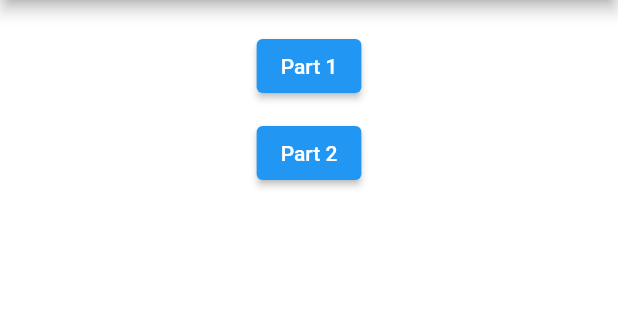
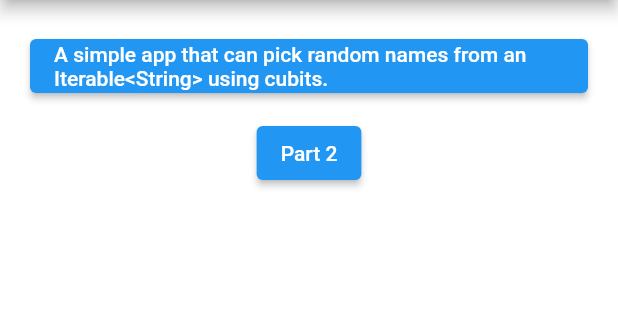
Before and after one commit to waqaralisiyal23/Flutter-Bloc-Learning-App, a Flutter app: the screen it shows after launch, on a phone screen of 412 x 824 dp, the part 84-404 px from its top. Run offline on Flutter 3.47's test engine with Material 2 defaults, Android fonts, the light colour scheme and no system bars; our stand-ins replace flutter_bloc, get.

Commit message:
Pick Random Name using Cubits

```diff
--- /dev/null
+++ b/lib/helpers/custom_extensions.dart
@@ -0,0 +1,5 @@
+import 'dart:math' as math;
+
+extension RandomElement<T> on Iterable<T> {
+  T getRandomElement() => elementAt(math.Random().nextInt(length));
+}
--- a/lib/main.dart
+++ b/lib/main.dart
@@ -1,4 +1,4 @@
-import 'package:bloclearning/codextutorials/codex_home_screen.dart';
+import 'package:bloclearning/vandad11hours/vandad_home_screen.dart';
 import 'package:flutter/material.dart';
 import 'package:get/get.dart';
 
@@ -19,7 +19,8 @@ class MyApp extends StatelessWidget {
         primarySwatch: Colors.blue,
         scaffoldBackgroundColor: Colors.white,
       ),
-      home: const CodexHomeScreen(),
+      // home: const CodexHomeScreen(),
+      home: const VandadHomeScreen(),
     );
   }
 }
--- /dev/null
+++ b/lib/vandad11hours/random_names/names_cubit.dart
@@ -0,0 +1,16 @@
+import 'package:bloclearning/helpers/custom_extensions.dart';
+import 'package:flutter_bloc/flutter_bloc.dart';
+
+class NamesCubit extends Cubit<String?> {
+  // It needs a initial state
+  NamesCubit() : super(null);
+
+  final List<String> names = [
+    'Waqar',
+    'Ahmed',
+    'Usama',
+    'Uzair',
+  ];
+
+  void pickRandomName() => emit(names.getRandomElement());
+}
--- /dev/null
+++ b/lib/vandad11hours/vandad_home_screen.dart
@@ -0,0 +1,38 @@
+import 'package:bloclearning/codextutorials/part2/news_screen.dart';
+import 'package:bloclearning/vandad11hours/random_names/random_names_screen.dart';
+import 'package:flutter/material.dart';
+import 'package:get/get.dart';
+
+class VandadHomeScreen extends StatelessWidget {
+  const VandadHomeScreen({Key? key}) : super(key: key);
+
+  @override
+  Widget build(BuildContext context) {
+    return Scaffold(
+      appBar: AppBar(
+        title: const Text('Flutter Bloc'),
+      ),
+      body: Center(
+        child: Padding(
+          padding: const EdgeInsets.all(20.0),
+          child: Column(
+            children: [
+              ElevatedButton(
+                onPressed: () => Get.to(const RandomNamesScreen()),
+                child: const Text(
+                  'A simple app that can pick random names from an '
+                  'Iterable<String> using cubits.',
+                ),
+              ),
+              const SizedBox(height: 10),
+              ElevatedButton(
+                onPressed: () => Get.to(const NewsScreen()),
+                child: const Text('Part 2'),
+              ),
+            ],
+          ),
+        ),
+      ),
+    );
+  }
+}
--- a/pubspec.yaml
+++ b/pubspec.yaml
@@ -36,6 +36,8 @@ dependencies:
   get: ^4.6.5
   http: ^0.13.4
   intl: ^0.17.0
+  bloc: ^8.0.3
+  flutter_bloc: ^8.0.1
 
 dev_dependencies:
   flutter_test:
```
Also changed, not shown: lib/vandad11hours/random_names/random_names_screen.dart (added, +63 -0 lines), pubspec.lock.
